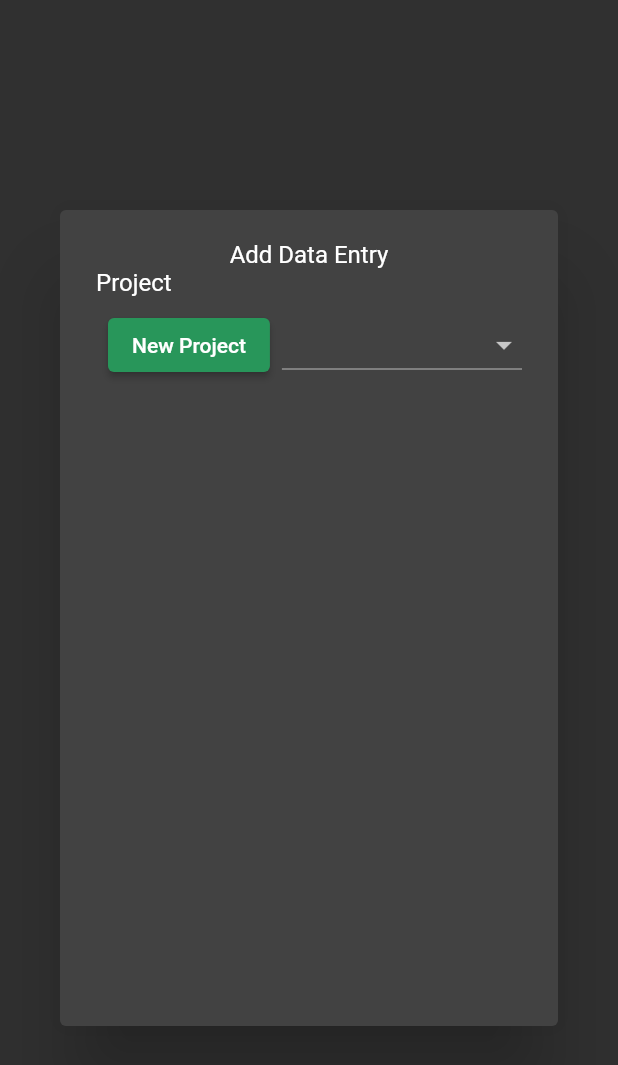
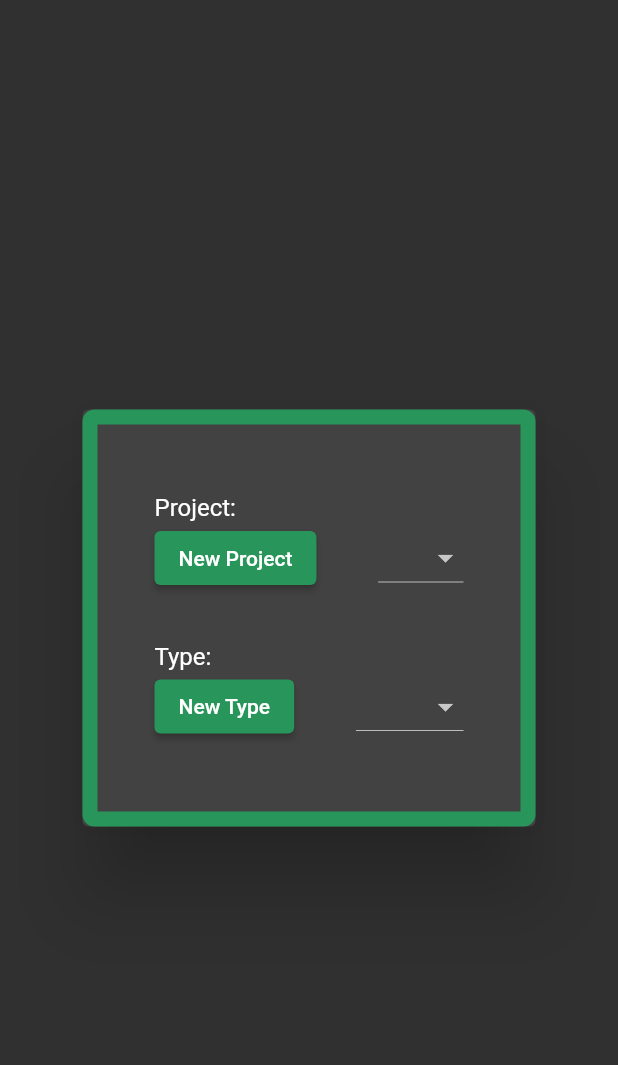
Before and after one commit to dompetriella/weighpoints, a Flutter app: the EntryCard widget shown alone on an empty page, opened directly, on a phone screen of 412 x 824 dp. Shown: the top 1065 px of the screen. Run offline on Flutter 3.47's test engine with Material 2 defaults, Android fonts, the phone set to English and light mode, and no system bars; our stand-ins replace go_router, google_fonts.

Commit message:
Added popup screen

```diff
--- a/lib/components/add_entry_card.dart
+++ b/lib/components/add_entry_card.dart
@@ -12,32 +12,69 @@ class EntryCard extends StatefulWidget {
 class _EntryCardState extends State<EntryCard> {
 
   var currentProject = "";
+  var currentProjectType = '';
+
 
   @override
   Widget build(BuildContext context) {
     return AlertDialog(
       scrollable: true,
-      content: SizedBox(
-        width: 400,
-        height: 500,
+      contentPadding: EdgeInsets.all(0),
+      content: Container(
+        decoration: BoxDecoration(
+          borderRadius: BorderRadius.circular(8.0),
+          border: Border.all(
+            color: WPTheme.primary,
+            width: 10.0
+          )
+        ),
+        child: Padding(
+          padding: const EdgeInsets.all(30.0),
           child: Column(
             children: [
-            Text("Add Data Entry"),
+
+              //Project Button
+              Padding(
+                padding: const EdgeInsets.fromLTRB(
+                  8.0, 16.0, 8.0, 16.0),
+                child: Container(
+                  width: MediaQuery.of(context).size.width / 2,
+                  child: Column(
+                    children: [
                       Align(
                         alignment: Alignment.centerLeft,
-              child: Text("Project",)
+                        child: Row(
+                          children: [
+                            const Text(
+                              'Project: '
                             ),
+
+                            Text(
+                              currentProject,
+                              style: const TextStyle(
+                                color: WPTheme.secondary
+                              ),
+                            ),
+                          ],
+                        ),
+                      ),
+
                       Row(
+                        mainAxisAlignment: MainAxisAlignment.spaceBetween,
                         children: [
                           Padding(
-                  padding: const EdgeInsets.all(8.0),
+                            padding: EdgeInsets.only(
+                              right: MediaQuery.of(context).size.width / 10,
+                            ),
                             child: ElevatedButton(
                               style: ElevatedButton.styleFrom(
                                 primary: WPTheme.primary
                               ),
                               onPressed: () => print('New Project'),
-                    child: const Text('New Project')),
+                              child: const Text('New Project')
                             ),
+                          ),
+
                           Expanded(
                             child: DropdownButton(
                               isExpanded: true,
@@ -47,11 +84,76 @@ class _EntryCardState extends State<EntryCard> {
                                   currentProject = selectedOption;
                                 });
                               }),
+                          ),
+
+                        ],
+                      ),
+
+                    ],
+                  ),
+                ),
+              ),
+
+              //Type Button
+              Padding(
+                padding: const EdgeInsets.fromLTRB(
+                  8.0, 16.0, 8.0, 16.0),
+                child: SizedBox(
+                  width: MediaQuery.of(context).size.width / 2,
+                  child: Column(
+                    children: [
+                       Align(
+                        alignment: Alignment.centerLeft,
+                        child: Row(
+                          children: [
+                            const Text('Type: '),
+                            Text(
+                              currentProjectType,
+                              style: const TextStyle(
+                                color: WPTheme.secondary
+                              ),
+                            ),
+                          ],
                         )
+                      ),
+
+                      Row(
+                        mainAxisAlignment: MainAxisAlignment.spaceBetween,
+                        children: [
+                          Padding(
+                            padding: EdgeInsets.only(
+                              right: MediaQuery.of(context).size.width / 10,
+                            ),
+                            child: ElevatedButton(
+                              style: ElevatedButton.styleFrom(
+                                primary: WPTheme.primary
+                              ),
+                              onPressed: () => print('New Type'),
+                              child: const Text('New Type')
+                            ),
+                          ),
+
+                          Expanded(
+                            child: DropdownButton(
+                              isExpanded: true,
+                              items: Data.types,
+                              onChanged: (dynamic selectedOption) {
+                                setState(() {
+                                  currentProjectType = selectedOption;
+                                });
+                              }),
+                          ),
+
                         ],
+                      ),
+
+                    ],
+                  ),
+                ),
               ),
             ],
 
+          ),
         ),
       )
     );
--- a/lib/data/data.dart
+++ b/lib/data/data.dart
@@ -6,4 +6,9 @@ class Data {
     DropdownMenuItem(child: Text("Julia"),value: "Julia"),
     DropdownMenuItem(child: Text("Spike"),value: "Spike"),
   ];
+
+    static List<DropdownMenuItem<String>> types = [
+    DropdownMenuItem(child: Text("Weight"),value: "Weight"),
+    DropdownMenuItem(child: Text("Length"),value: "Length"),
+  ];
 }
```
Lines whose indentation alone changed are shown as unchanged.
